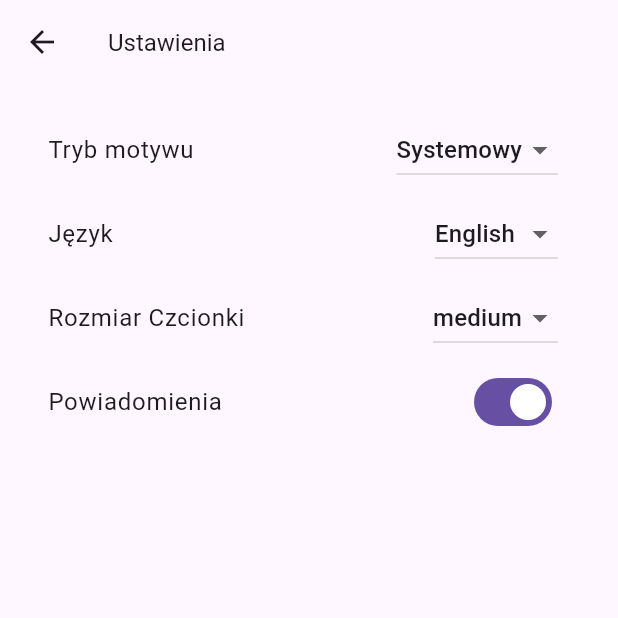
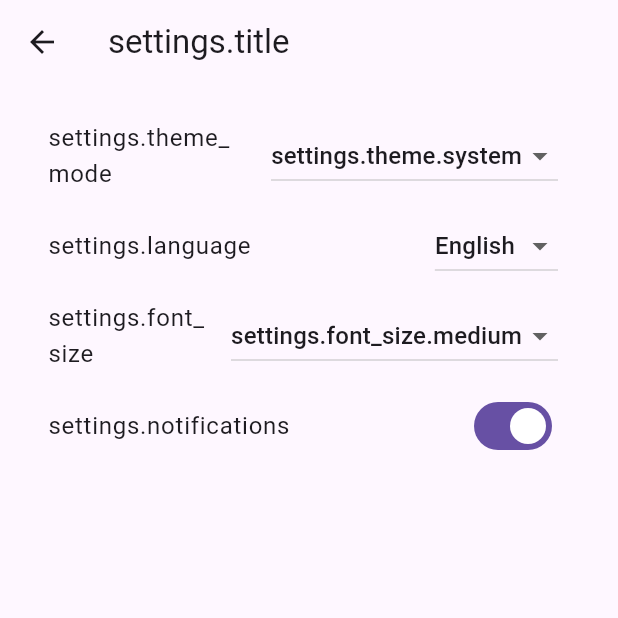
Before and after one commit to arcyjaco3/WordWizz, a Flutter app: the SettingsScreen screen opened directly, on a phone screen of 412 x 824 dp, the top half of it. Run offline on Flutter 3.47's test engine with Material 3 defaults, Android fonts, the phone set to English and light mode, and no system bars; our stand-ins replace easy_localization, firebase_auth, firebase_core, icons_plus, shared_preferences, sqflite; accounts and stored records are empty.

Commit message:
zmiana jezyka dziala

```diff
--- /dev/null
+++ b/lib/models/course_model.dart
@@ -0,0 +1,6 @@
+class Course {
+  final String name;
+  final double progress;
+
+  Course({required this.name, required this.progress});
+}
--- a/lib/screens/settings_screen.dart
+++ b/lib/screens/settings_screen.dart
@@ -1,4 +1,5 @@
 import 'package:flutter/material.dart';
+import 'package:easy_localization/easy_localization.dart';
 import 'package:provider/provider.dart';
 import '../providers/theme_provider.dart';
 import '../providers/font_size_provider.dart';
@@ -7,31 +8,15 @@ class SettingsScreen extends StatefulWidget {
   const SettingsScreen({super.key});
 
   @override
-  _SettingsScreenState createState() => _SettingsScreenState();
+  SettingsScreenState createState() => SettingsScreenState();
 }
 
-class _SettingsScreenState extends State<SettingsScreen> {
-  String _selectedLanguage = 'English';
-  String _selectedFontSize = 'Medium';
-
+class SettingsScreenState extends State<SettingsScreen> {
   final Map<String, double> fontSizeMap = {
     'small': 12.0,
     'medium': 16.0,
     'large': 20.0,
   };
-
-  @override
-  void initState() {
-    super.initState();
-    final fontSizeProvider = Provider.of<FontSizeProvider>(context, listen: false);
-    if (fontSizeProvider.fontSize == fontSizeMap['small']) {
-      _selectedFontSize = 'small';
-    } else if (fontSizeProvider.fontSize == fontSizeMap['medium']) {
-      _selectedFontSize = 'medium';
-    } else if (fontSizeProvider.fontSize == fontSizeMap['large']) {
-      _selectedFontSize = 'large';
-    }
-  }
 
   @override
   Widget build(BuildContext context) {
@@ -40,21 +25,16 @@ class _SettingsScreenState extends State<SettingsScreen> {
 
     return Scaffold(
       appBar: AppBar(
-        title: Text(
-          'Ustawienia',
-          style: TextStyle(fontSize: fontSizeProvider.fontSize),
-        ),
+        title: Text('settings.title'.tr()), // Tytuł z tłumaczenia
       ),
       body: Padding(
         padding: const EdgeInsets.all(16.0),
         child: Column(
           crossAxisAlignment: CrossAxisAlignment.start,
           children: [
+            // Sekcja: Tryb motywu
             ListTile(
-              title: Text(
-                'Tryb motywu',
-                style: TextStyle(fontSize: fontSizeProvider.fontSize),
-              ),
+              title: Text('settings.theme_mode'.tr()),
               trailing: DropdownButton<ThemeMode>(
                 value: themeProvider.themeMode,
                 onChanged: (ThemeMode? newValue) {
@@ -62,87 +42,81 @@ class _SettingsScreenState extends State<SettingsScreen> {
                     themeProvider.toggleTheme(newValue);
                   }
                 },
-                items: const [
+                items: [
                   DropdownMenuItem(
                     value: ThemeMode.system,
-                    child: Text('Systemowy'),
+                    child: Text('settings.theme.system'.tr()),
                   ),
                   DropdownMenuItem(
                     value: ThemeMode.light,
-                    child: Text('Jasny'),
+                    child: Text('settings.theme.light'.tr()),
                   ),
                   DropdownMenuItem(
                     value: ThemeMode.dark,
-                    child: Text('Ciemny'),
+                    child: Text('settings.theme.dark'.tr()),
                   ),
-                ].map((DropdownMenuItem<ThemeMode> item) {
-                  return DropdownMenuItem<ThemeMode>(
-                    value: item.value,
+                ],
+              ),
+            ),
+
+            // Sekcja: Język
+            ListTile(
+              title: Text('settings.language'.tr()),
+              trailing: DropdownButton<Locale>(
+                value: context.locale,
+                onChanged: (Locale? newLocale) {
+                  if (newLocale != null) {
+                    context.setLocale(newLocale);
+                  }
+                },
+                items: context.supportedLocales.map((locale) {
+                  return DropdownMenuItem<Locale>(
+                    value: locale,
                     child: Text(
-                      (item.child as Text).data!,
-                      style: TextStyle(fontSize: fontSizeProvider.fontSize),
+                      locale.languageCode == 'en'
+                          ? 'English'
+                          : locale.languageCode == 'pl'
+                              ? 'Polski'
+                              : 'Español',
                     ),
                   );
                 }).toList(),
               ),
             ),
+
+            // Sekcja: Rozmiar czcionki
             ListTile(
-              title: Text(
-                'Język',
-                style: TextStyle(fontSize: fontSizeProvider.fontSize),
-              ),
+              title: Text('settings.font_size'.tr()),
               trailing: DropdownButton<String>(
-                value: _selectedLanguage,
+                value: fontSizeMap.keys.firstWhere(
+                  (key) => fontSizeMap[key] == fontSizeProvider.fontSize,
+                  orElse: () => 'medium', // Domyślnie "medium"
+                ),
                 onChanged: (String? newValue) {
-                  setState(() {
-                    _selectedLanguage = newValue!;
-                  });
+                  if (newValue != null) {
+                    fontSizeProvider.setFontSize(fontSizeMap[newValue]!);
+                  }
                 },
-                items: <String>['Polski', 'English', 'Español']
-                    .map<DropdownMenuItem<String>>((String value) {
+                items: fontSizeMap.keys.map((String key) {
                   return DropdownMenuItem<String>(
-                    value: value,
+                    value: key,
                     child: Text(
-                      value,
-                      style: TextStyle(fontSize: fontSizeProvider.fontSize),
+                      'settings.font_size.$key'.tr(),
                     ),
                   );
                 }).toList(),
               ),
             ),
+
+            // Sekcja: Powiadomienia (przykład)
             ListTile(
-              title: Text(
-                'Rozmiar Czcionki',
-                style: TextStyle(fontSize: fontSizeProvider.fontSize),
-              ),
-              trailing: DropdownButton<String>(
-                value: _selectedFontSize,
-                onChanged: (String? newValue) {
-                  setState(() {
-                    _selectedFontSize = newValue!;
-                    fontSizeProvider.setFontSize(fontSizeMap[_selectedFontSize]!);
-                  });
+              title: Text('settings.notifications'.tr()),
+              trailing: Switch(
+                value: true, // Placeholder
+                onChanged: (bool value) {
+                  // Obsługa przełącznika
+                  print('Notifications toggled: $value');
                 },
-                items: fontSizeMap.keys
-                    .map<DropdownMenuItem<String>>((String key) {
-                  return DropdownMenuItem<String>(
-                    value: key,
-                    child: Text(
-                      key,
-                      style: TextStyle(fontSize: fontSizeProvider.fontSize),
-                    ),
-                  );
-                }).toList(),
-              ),
-            ),
-            ListTile(
-              title: Text(
-                'Powiadomienia',
-                style: TextStyle(fontSize: fontSizeProvider.fontSize),
-              ),
-              trailing: Switch(
-                value: true,
-                onChanged: (bool value) {},
               ),
             ),
           ],
--- a/pubspec.yaml
+++ b/pubspec.yaml
@@ -20,6 +20,10 @@ dependencies:
   sqflite: ^2.2.7
   sqflite_common_ffi: ^2.0.0
   path: ^1.8.3
+  #
+  shared_preferences: ^2.3.3
+  easy_localization: ^3.0.7
+  #
 
 dev_dependencies:
   flutter_test:
@@ -32,3 +36,5 @@ flutter:
   assets:
     - assets/images/
     - assets/data/database.db
+    #
+    - assets/lang/
```
Also changed, not shown: lib/components/database_helper.dart (added, +75 -0 lines), lib/components/navigation_menu.dart (+6 -5 lines), lib/main.dart (+24 -8 lines), lib/models/fill_the_gap_question.dart (added, +19 -0 lines), lib/models/question_model.dart (added, +39 -0 lines), lib/providers/app_language_provider.dart (added, +47 -0 lines), pubspec.lock, 32 other files.
